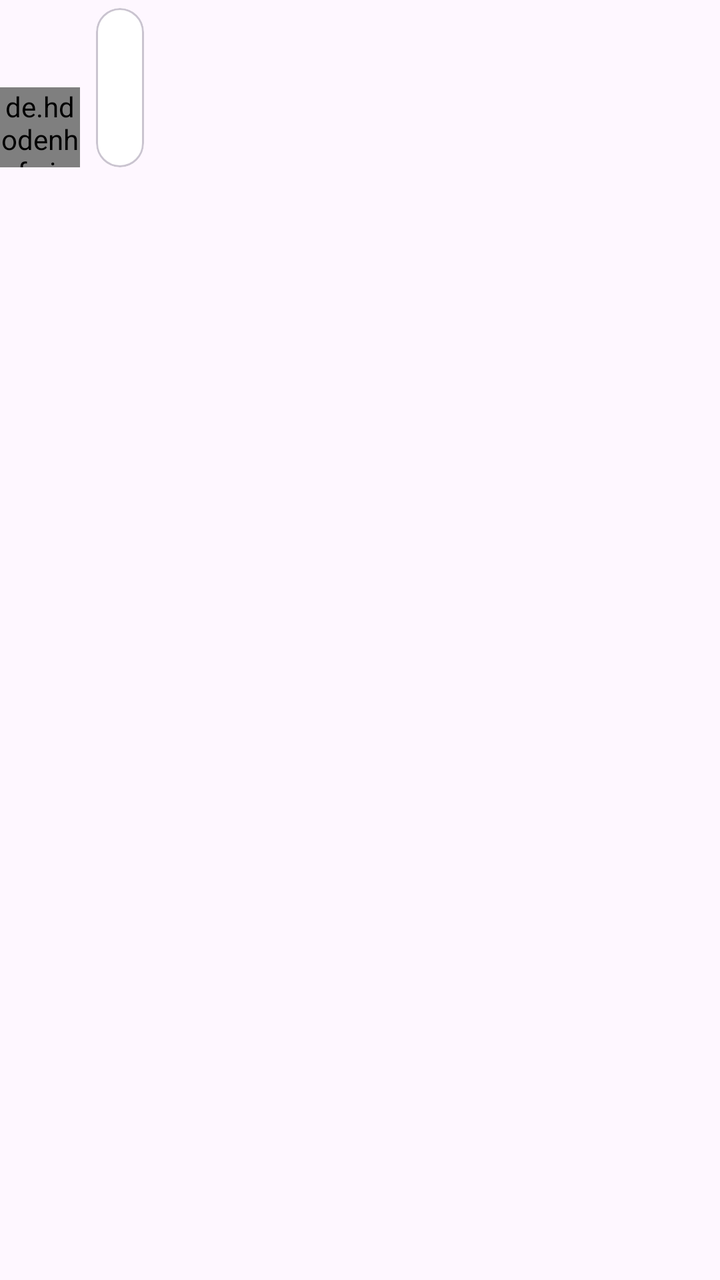
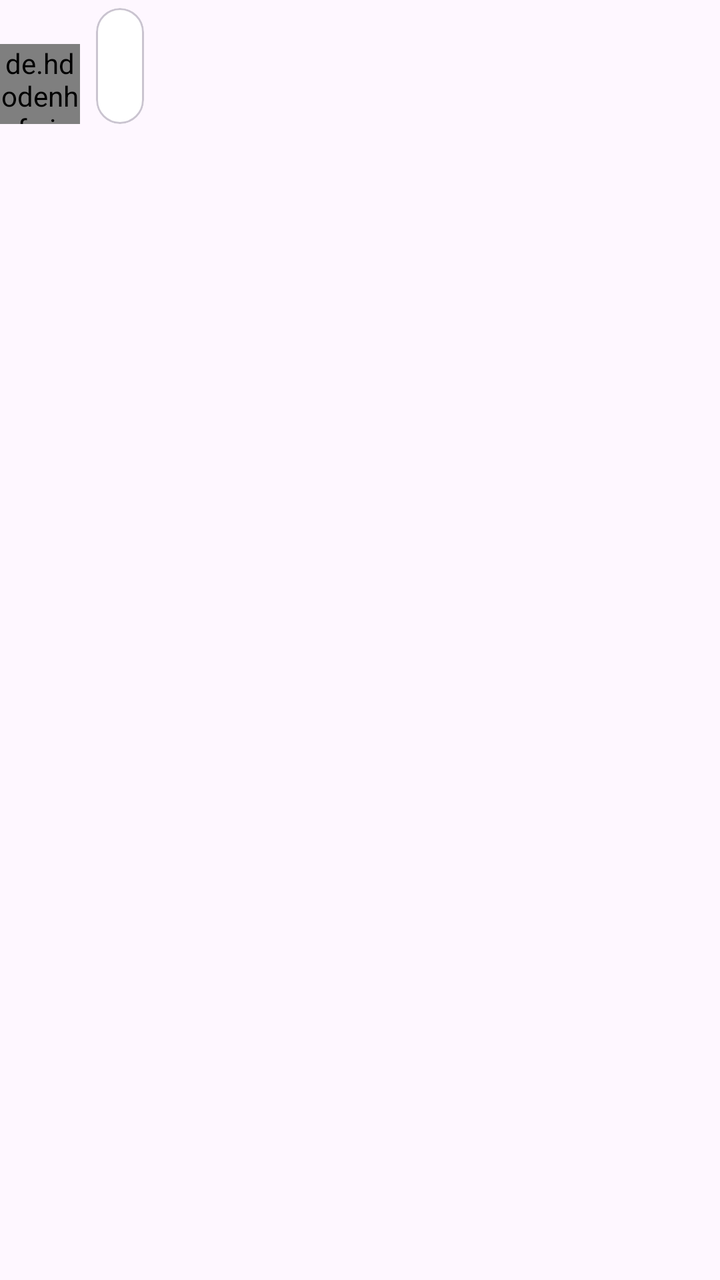

Compare the two renders of this Android layout. The source of the first and the diff that turns it into the second are given below.
<!-- AndroidManifest.xml: application theme Theme.VibeChat -->
<!-- res/layout/item_message.xml -->
<?xml version="1.0" encoding="utf-8"?>
<androidx.constraintlayout.widget.ConstraintLayout xmlns:android="http://schemas.android.com/apk/res/android"
    xmlns:app="http://schemas.android.com/apk/res-auto"
    android:layout_width="match_parent"
    android:layout_height="wrap_content"
    android:paddingVertical="4dp">

    
    <androidx.constraintlayout.widget.ConstraintLayout
        android:id="@+id/receivedMessageLayout"
        android:layout_width="0dp"
        android:layout_height="wrap_content"
        android:layout_marginEnd="80dp"
        app:layout_constraintStart_toStartOf="parent"
        app:layout_constraintEnd_toEndOf="parent"
        app:layout_constraintTop_toTopOf="parent">

        <de.hdodenhof.circleimageview.CircleImageView
            android:id="@+id/senderImageView"
            android:layout_width="40dp"
            android:layout_height="40dp"
            android:src="@drawable/default_avatar"
            app:civ_border_color="@color/colorBackground"
            app:civ_border_width="1dp"
            app:layout_constraintBottom_toBottomOf="@id/receivedMessageCard"
            app:layout_constraintStart_toStartOf="parent" />

        <com.google.android.material.card.MaterialCardView
            android:id="@+id/receivedMessageCard"
            android:layout_width="wrap_content"
            android:layout_height="wrap_content"
            android:layout_marginStart="8dp"
            app:cardBackgroundColor="@color/colorSurface"
            app:cardCornerRadius="16dp"
            app:cardElevation="0dp"
            app:layout_constraintStart_toEndOf="@id/senderImageView"
            app:layout_constraintTop_toTopOf="parent">

            <LinearLayout
                android:layout_width="wrap_content"
                android:layout_height="wrap_content"
                android:orientation="vertical"
                android:padding="12dp">

                <TextView
                    android:id="@+id/receivedSenderTextView"
                    android:layout_width="wrap_content"
                    android:layout_height="wrap_content"
                    android:textColor="@color/colorPrimary"
                    android:textSize="12sp"
                    android:textStyle="bold" />

                <TextView
                    android:id="@+id/receivedMessageTextView"
                    android:layout_width="wrap_content"
                    android:layout_height="wrap_content"
                    android:textColor="@color/colorTextPrimary"
                    android:textSize="16sp" />

                <TextView
                    android:id="@+id/receivedTimeTextView"
                    android:layout_width="wrap_content"
                    android:layout_height="wrap_content"
                    android:layout_gravity="end"
                    android:layout_marginTop="4dp"
                    android:textColor="@color/colorTextSecondary"
                    android:textSize="10sp" />
            </LinearLayout>
        </com.google.android.material.card.MaterialCardView>

        <ImageView
            android:id="@+id/receivedReactionImageView"
            android:layout_width="20dp"
            android:layout_height="20dp"
            android:visibility="gone"
            app:layout_constraintStart_toStartOf="@id/receivedMessageCard"
            app:layout_constraintTop_toBottomOf="@id/receivedMessageCard" />
    </androidx.constraintlayout.widget.ConstraintLayout>

    
    <androidx.constraintlayout.widget.ConstraintLayout
        android:id="@+id/sentMessageLayout"
        android:layout_width="0dp"
        android:layout_height="wrap_content"
        android:layout_marginStart="80dp"
        android:visibility="gone"
        app:layout_constraintStart_toStartOf="parent"
        app:layout_constraintEnd_toEndOf="parent"
        app:layout_constraintTop_toTopOf="parent">

        <com.google.android.material.card.MaterialCardView
            android:id="@+id/sentMessageCard"
            android:layout_width="wrap_content"
            android:layout_height="wrap_content"
            app:cardBackgroundColor="@color/colorPrimary"
            app:cardCornerRadius="16dp"
            app:cardElevation="0dp"
            app:layout_constraintEnd_toEndOf="parent"
            app:layout_constraintTop_toTopOf="parent">

            <LinearLayout
                android:layout_width="wrap_content"
                android:layout_height="wrap_content"
                android:orientation="vertical"
                android:padding="12dp">

                <TextView
                    android:id="@+id/sentMessageTextView"
                    android:layout_width="wrap_content"
                    android:layout_height="wrap_content"
                    android:textColor="@color/colorSurface"
                    android:textSize="16sp" />

                <TextView
                    android:id="@+id/sentTimeTextView"
                    android:layout_width="wrap_content"
                    android:layout_height="wrap_content"
                    android:layout_gravity="end"
                    android:layout_marginTop="4dp"
                    android:textColor="@color/colorSurface"
                    android:textSize="10sp"
                    android:alpha="0.7" />
            </LinearLayout>
        </com.google.android.material.card.MaterialCardView>

        <ImageView
            android:id="@+id/sentReactionImageView"
            android:layout_width="20dp"
            android:layout_height="20dp"
            android:visibility="gone"
            app:layout_constraintEnd_toEndOf="@id/sentMessageCard"
            app:layout_constraintTop_toBottomOf="@id/sentMessageCard" />
    </androidx.constraintlayout.widget.ConstraintLayout>

</androidx.constraintlayout.widget.ConstraintLayout>
<!-- resources referenced by this layout -->
<resources>
  <color name="colorBackground">#F7F9FC</color>
  <color name="colorPrimary">#5E72E4</color>
  <color name="colorSurface">#FFFFFF</color>
  <color name="colorTextPrimary">#2D3748</color>
  <color name="colorTextSecondary">#718096</color>
  <!-- drawable default_avatar: png bitmap (drawable, 1239 bytes) -->
  <style name="Theme.VibeChat" parent="Base.Theme.VibeChat" />
  <style name="Base.Theme.VibeChat" parent="Theme.Material3.DayNight.NoActionBar">
          
          
      </style>
</resources>

<!-- the commit's change to res/layout/item_message.xml (unified diff, before → after) -->
@@ -3,6 +3,9 @@
     xmlns:app="http://schemas.android.com/apk/res-auto"
     android:layout_width="match_parent"
     android:layout_height="wrap_content"
+    android:background="@drawable/message_item_background"
+    android:clickable="true"
+    android:focusable="true"
     android:paddingVertical="4dp">
 
     
@@ -55,7 +58,18 @@
                     android:layout_width="wrap_content"
                     android:layout_height="wrap_content"
                     android:textColor="@color/colorTextPrimary"
-                    android:textSize="16sp" />
+                    android:textSize="16sp"
+                    android:visibility="gone" />
+
+                <ImageView
+                    android:id="@+id/receivedImageView"
+                    android:layout_width="wrap_content"
+                    android:layout_height="wrap_content"
+                    android:maxWidth="200dp"
+                    android:maxHeight="200dp"
+                    android:adjustViewBounds="true"
+                    android:scaleType="fitCenter"
+                    android:visibility="gone" />
 
                 <TextView
                     android:id="@+id/receivedTimeTextView"
@@ -109,7 +123,18 @@
                     android:layout_width="wrap_content"
                     android:layout_height="wrap_content"
                     android:textColor="@color/colorSurface"
-                    android:textSize="16sp" />
+                    android:textSize="16sp"
+                    android:visibility="gone" />
+
+                <ImageView
+                    android:id="@+id/sentImageView"
+                    android:layout_width="wrap_content"
+                    android:layout_height="wrap_content"
+                    android:maxWidth="200dp"
+                    android:maxHeight="200dp"
+                    android:adjustViewBounds="true"
+                    android:scaleType="fitCenter"
+                    android:visibility="gone" />
 
                 <TextView
                     android:id="@+id/sentTimeTextView"
<!-- resource entries referenced after the edit -->
@@ -6,6 +6,22 @@
   <color name="colorTextPrimary">#2D3748</color>
   <color name="colorTextSecondary">#718096</color>
   <!-- drawable default_avatar: png bitmap (drawable, 1239 bytes) -->
+  <!-- drawable message_item_background (drawable) -->
+  <?xml version="1.0" encoding="utf-8"?>
+  <selector xmlns:android="http://schemas.android.com/apk/res/android">
+      <item android:state_pressed="true">
+          <shape>
+              <solid android:color="#22000000" />
+              <corners android:radius="8dp" />
+          </shape>
+      </item>
+      <item>
+          <shape>
+              <solid android:color="@android:color/transparent" />
+              <corners android:radius="8dp" />
+          </shape>
+      </item>
+  </selector>
   <style name="Theme.VibeChat" parent="Base.Theme.VibeChat" />
   <style name="Base.Theme.VibeChat" parent="Theme.Material3.DayNight.NoActionBar">
           
